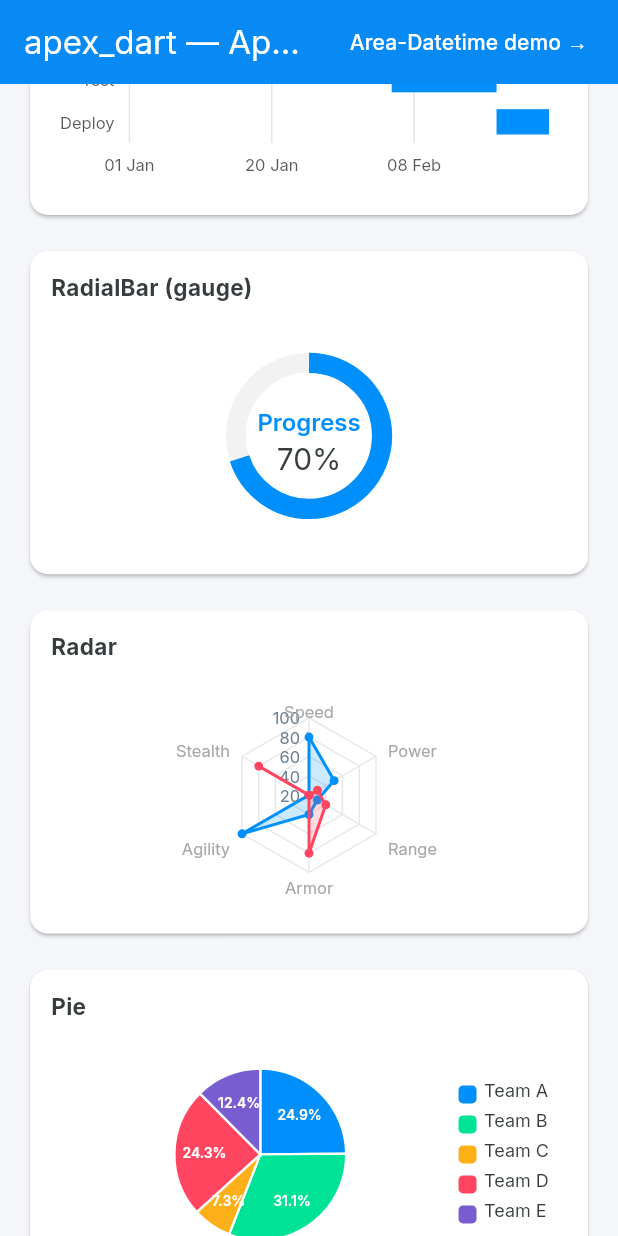
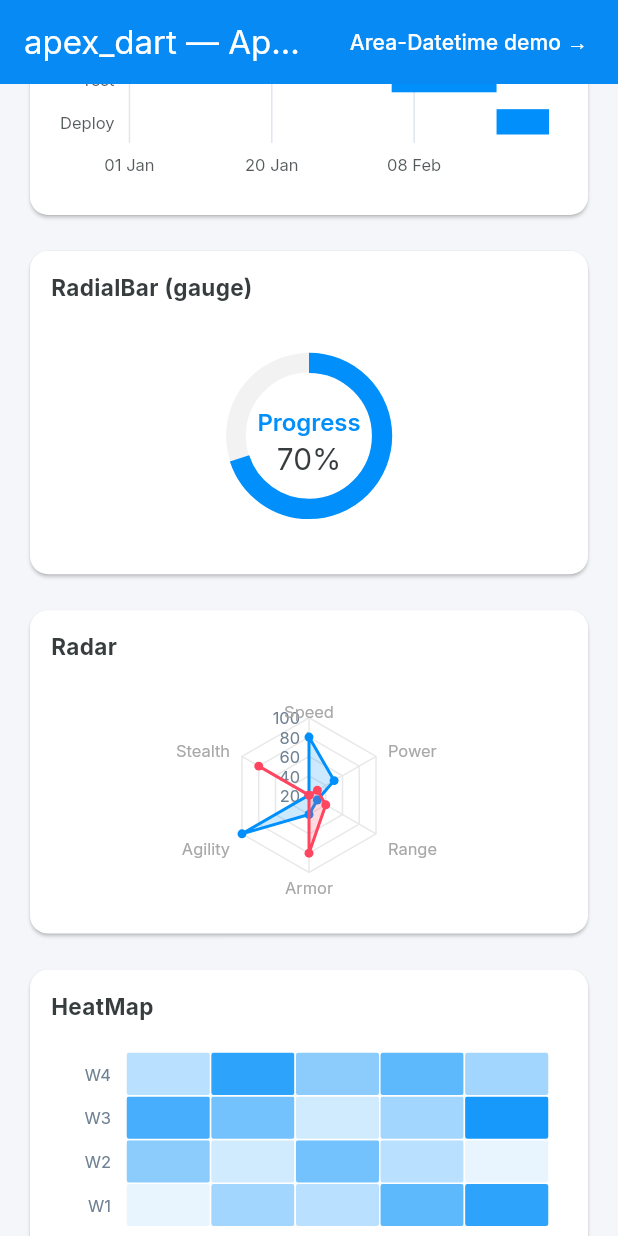
Before and after one commit to eduardoh89/apexcharts_flutter, a Flutter app: the screen it shows after launch, scrolled down 2304 dp, on a phone screen of 412 x 824 dp. Run offline on Flutter 3.47's test engine with Material 3 defaults, Android fonts, the phone set to English and light mode, and no system bars.

Commit message:
feat(apex_dart): heatmap chart (ApexCharts HeatMap.js + treemap getShadeColor)

```diff
--- a/example/lib/main.dart
+++ b/example/lib/main.dart
@@ -238,6 +238,31 @@ class GalleryPage extends StatelessWidget {
           },
           'legend': {'show': false},
         }),
+        ChartSpec('HeatMap', {
+          'chart': {'type': 'heatmap'},
+          'dataLabels': {'enabled': false},
+          'colors': ['#008FFB'],
+          'series': [
+            {'name': 'W1', 'data': [
+              {'x': 'Mon', 'y': 10}, {'x': 'Tue', 'y': 40}, {'x': 'Wed', 'y': 30},
+              {'x': 'Thu', 'y': 70}, {'x': 'Fri', 'y': 90}
+            ]},
+            {'name': 'W2', 'data': [
+              {'x': 'Mon', 'y': 50}, {'x': 'Tue', 'y': 20}, {'x': 'Wed', 'y': 60},
+              {'x': 'Thu', 'y': 30}, {'x': 'Fri', 'y': 10}
+            ]},
+            {'name': 'W3', 'data': [
+              {'x': 'Mon', 'y': 80}, {'x': 'Tue', 'y': 60}, {'x': 'Wed', 'y': 20},
+              {'x': 'Thu', 'y': 40}, {'x': 'Fri', 'y': 100}
+            ]},
+            {'name': 'W4', 'data': [
+              {'x': 'Mon', 'y': 30}, {'x': 'Tue', 'y': 90}, {'x': 'Wed', 'y': 50},
+              {'x': 'Thu', 'y': 70}, {'x': 'Fri', 'y': 40}
+            ]},
+          ],
+          'xaxis': {'type': 'category', 'categories': ['Mon', 'Tue', 'Wed', 'Thu', 'Fri']},
+          'legend': {'show': false},
+        }),
         ChartSpec('Pie', {
           'chart': {'type': 'pie'},
           'colors': ['#008FFB', '#00E396', '#FEB019', '#FF4560', '#775DD0'],
--- a/lib/apex_dart.dart
+++ b/lib/apex_dart.dart
@@ -6,6 +6,7 @@ library;
 
 export 'src/apex_chart.dart';
 export 'src/charts/bar_chart.dart';
+export 'src/charts/heatmap_chart.dart';
 export 'src/charts/line_chart.dart';
 export 'src/charts/pie_chart.dart';
 export 'src/charts/radar_chart.dart';
--- a/lib/src/options/apex_options.dart
+++ b/lib/src/options/apex_options.dart
@@ -258,6 +258,29 @@ class ApexRadialBarOptions {
       trackStrokeWidthFraction:
           _parsePercent(track?['strokeWidth']) ?? 0.97,
       dataLabelsShow: value?['show'] as bool? ?? true,
+    );
+  }
+}
+
+/// HeatMap plot options, ported from ApexCharts `settings/Options.js`
+/// `plotOptions.heatmap` (radius:2, enableShades:true, shadeIntensity:0.5).
+class ApexHeatmapOptions {
+  const ApexHeatmapOptions({
+    this.radius = 2,
+    this.enableShades = true,
+    this.shadeIntensity = 0.5,
+  });
+
+  final double radius;
+  final bool enableShades;
+  final double shadeIntensity;
+
+  static ApexHeatmapOptions parse(Map<String, dynamic>? h) {
+    if (h == null) return const ApexHeatmapOptions();
+    return ApexHeatmapOptions(
+      radius: (h['radius'] as num?)?.toDouble() ?? 2,
+      enableShades: h['enableShades'] as bool? ?? true,
+      shadeIntensity: (h['shadeIntensity'] as num?)?.toDouble() ?? 0.5,
     );
   }
 }
@@ -568,6 +591,7 @@ class ApexOptions {
     this.pie = const ApexPieOptions(),
     this.bubble = const ApexBubbleOptions(),
     this.radialBar = const ApexRadialBarOptions(),
+    this.heatmap = const ApexHeatmapOptions(),
     this.labels = const [],
     this.pieSeries = const [],
     this.stacked = false,
@@ -659,6 +683,7 @@ class ApexOptions {
   final ApexPieOptions pie;
   final ApexBubbleOptions bubble;
   final ApexRadialBarOptions radialBar;
+  final ApexHeatmapOptions heatmap;
 
   /// Parse a raw ApexCharts `options` map (the subset apex_dart supports).
   factory ApexOptions.fromJson(Map<String, dynamic> json) {
@@ -704,6 +729,9 @@ class ApexOptions {
     );
     final radialBar = ApexRadialBarOptions.parse(
       plotOptions?['radialBar'] as Map<String, dynamic>?,
+    );
+    final heatmap = ApexHeatmapOptions.parse(
+      plotOptions?['heatmap'] as Map<String, dynamic>?,
     );
 
     final legend = ApexLegend.parse(json['legend'] as Map<String, dynamic>?);
@@ -788,6 +816,7 @@ class ApexOptions {
       pie: pie,
       bubble: bubble,
       radialBar: radialBar,
+      heatmap: heatmap,
       stacked: stacked,
       markers: markers,
       yFormat: yFormat,
@@ -829,6 +858,7 @@ class ApexOptions {
       pie: pie,
       bubble: bubble,
       radialBar: radialBar,
+      heatmap: heatmap,
       stacked: stacked,
       markers: markers,
       yFormat: yFormat,
```
Also changed, not shown: lib/src/apex_chart.dart (+8 -2 lines), lib/src/charts/heatmap_chart.dart (added, +176 -0 lines), tool/fixtures/heatmap_basic.json (added, +18 -0 lines), 2 other files.
